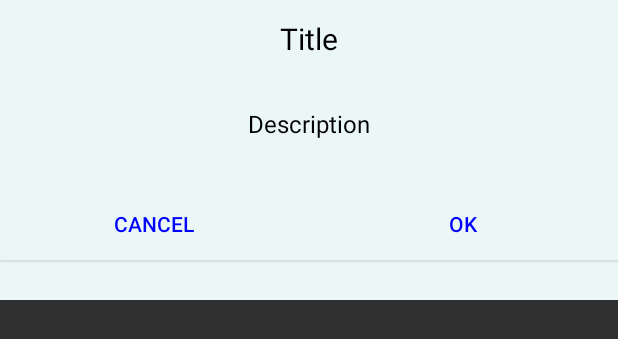
After one commit to raffycartage17/rctandroid, an Android app: the layout snippet_standard_dialog_box.xml on its own in the app's theme, with its tools: preview values and no code run, on a phone screen of 412 x 824 dp. The commit adds this screen. Shown: the top 339 px of the screen. Run offline under Robolectric (Android 15) with nearby library versions, the phone set to English and light mode, and no system bars.

Commit message:
Commit 0.7.62 : March 15,2024 - 8:42PM

```diff
--- a/app/src/main/java/com/racartech/app/rctandroidlts/window1/Window1.java
+++ b/app/src/main/java/com/racartech/app/rctandroidlts/window1/Window1.java
@@ -41,7 +41,7 @@ public class Window1 extends AppCompatActivity {
             @Override
             public void onClick(View v) {
                 Dialog dialog = new Dialog(Window1.this);
-                dialog.setContentView(R.layout.standard_dialog_box);
+                dialog.setContentView(R.layout.snippet_standard_dialog_box);
                 dialog.setCancelable(true);
                 dialog.show();
             }
--- /dev/null
+++ b/rctandroid/src/main/java/com/racartech/library/rctandroid/snippets/ReferenceTestClass.java
@@ -0,0 +1,4 @@
+package com.racartech.library.rctandroid.snippets;
+
+public class ReferenceTestClass {
+}
--- /dev/null
+++ b/rctandroid/src/main/res/layout/snippet_standard_dialog_box.xml
@@ -0,0 +1,68 @@
+<?xml version="1.0" encoding="utf-8"?>
+<androidx.constraintlayout.widget.ConstraintLayout xmlns:android="http://schemas.android.com/apk/res/android"
+    xmlns:app="http://schemas.android.com/apk/res-auto"
+    xmlns:tools="http://schemas.android.com/tools"
+    android:id="@+id/snippet_standard_dialog_box_root_layout"
+    android:layout_width="match_parent"
+    android:layout_height="200dp"
+    android:background="@color/sdb_background">
+
+    <TextView
+        android:id="@+id/snippet_standard_dialog_title_textview"
+        android:layout_width="wrap_content"
+        android:layout_height="wrap_content"
+        android:layout_marginTop="12dp"
+        android:textColor="@color/black"
+        android:textSize="20sp"
+        android:text="Title"
+        app:layout_constraintEnd_toEndOf="parent"
+        app:layout_constraintStart_toStartOf="parent"
+        app:layout_constraintTop_toTopOf="parent" />
+
+
+    <TableRow
+        android:id="@+id/snippet_standard_dialog_operation_tablerow"
+        android:layout_width="match_parent"
+        android:layout_height="50dp"
+        android:layout_marginTop="32dp"
+        app:layout_constraintEnd_toEndOf="parent"
+        app:layout_constraintStart_toStartOf="parent"
+        app:layout_constraintTop_toBottomOf="@+id/snippet_standard_dialog_description_textview">
+
+        <Button
+            android:id="@+id/snippet_standard_dialog_left_operation_button"
+            android:layout_width="800dp"
+            android:layout_height="wrap_content"
+            android:layout_weight="1"
+            android:background="@color/sdb_background"
+            android:textColor="@color/blue"
+            android:text="Cancel"
+            tools:ignore="SpeakableTextPresentCheck" />
+
+        <Button
+            android:id="@+id/snippet_standard_dialog_right_operation_button"
+            android:layout_width="800dp"
+            android:layout_height="wrap_content"
+            android:layout_weight="1"
+            android:background="@color/sdb_background"
+            android:textColor="@color/blue"
+            android:text="OK"
+            tools:ignore="SpeakableTextPresentCheck" />
+    </TableRow>
+
+    <TextView
+        android:id="@+id/snippet_standard_dialog_description_textview"
+        android:layout_width="wrap_content"
+        android:layout_height="wrap_content"
+        android:layout_marginStart="16dp"
+        android:layout_marginTop="32dp"
+        android:layout_marginEnd="16dp"
+        android:textColor="@color/black"
+        android:textSize="16sp"
+        android:text="Description"
+        app:layout_constraintEnd_toEndOf="parent"
+        app:layout_constraintStart_toStartOf="parent"
+        app:layout_constraintTop_toBottomOf="@+id/snippet_standard_dialog_title_textview" />
+
+
+</androidx.constraintlayout.widget.ConstraintLayout>
```
Also changed, not shown: app/src/main/java/com/racartech/app/rctandroidlts/MainActivity.java (+1 -16 lines), rctandroid/src/main/java/com/racartech/library/rctandroid/snippets/KotlinTestClass.kt (added, +71 -0 lines), rctandroid/src/main/java/com/racartech/library/rctandroid/snippets/SnippetBasic.java (+40 -7 lines), rctandroid/src/main/java/com/racartech/library/rctandroid/snippets/SnippetDialog.java (+11 -2 lines), rctandroid/src/main/java/com/racartech/library/rctandroid/snippets/SnippetFilePicker.java (+49 -7 lines), rctandroid/src/main/java/com/racartech/library/rctandroid/snippets/SnippetSQLite.java (+119 -7 lines), rctandroid/src/main/res/layout/snippet_standard_layout.xml (added, +29 -0 lines), rctandroid/src/main/res/values/colors.xml (added, +196 -0 lines).
